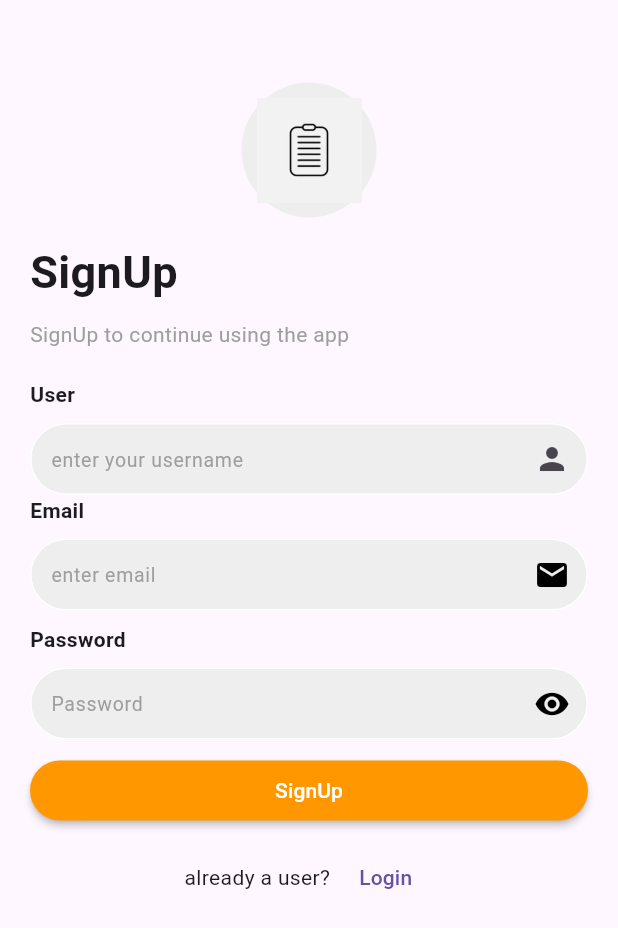
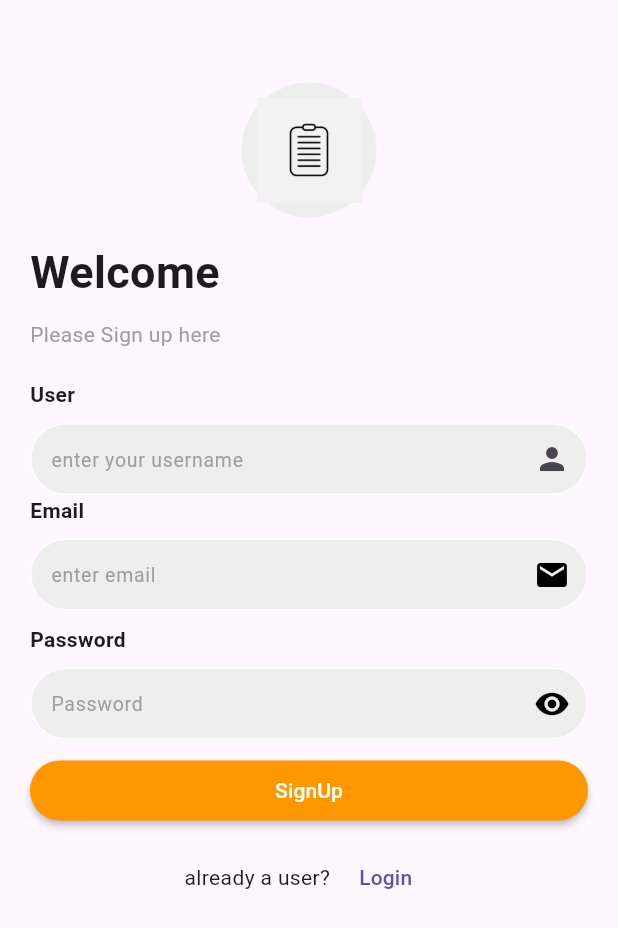
Before and after one commit to Amjadyabroudi128/noteapp, a Flutter app: the SignUp screen opened by its route, on a phone screen of 412 x 824 dp. Shown: the top 928 px of the screen. Run offline on Flutter 3.47's test engine with Material 3 defaults, Android fonts, the phone set to English and light mode, and no system bars; our stand-ins replace awesome_dialog, cloud_firestore, firebase_auth, firebase_core, flutter_rating_bar, google_sign_in and 1 more; accounts and stored records are empty.

Commit message:
changed text

```diff
--- a/lib/auth/Registration.dart
+++ b/lib/auth/Registration.dart
@@ -48,9 +48,9 @@ class _SignUpState extends State<SignUp> {
                     SizedBox(height: 35,),
                     CustomLogo(),
                     SizedBox(height: 15,),
-                    Text("SignUp", style: TextStyle(fontSize: 30, fontWeight: FontWeight.bold),),
+                    Text("Welcome", style: TextStyle(fontSize: 30, fontWeight: FontWeight.bold),),
                     SizedBox(height: 10,),
-                    Text("SignUp to continue using the app", style: TextStyle( color: Colors.grey),),
+                    Text("Please Sign up here ", style: TextStyle( color: Colors.grey),),
                     SizedBox(height: 20,),
                     Text("User",style: TextStyle( fontWeight: FontWeight.bold),),
                     SizedBox(height: 9,),
```
